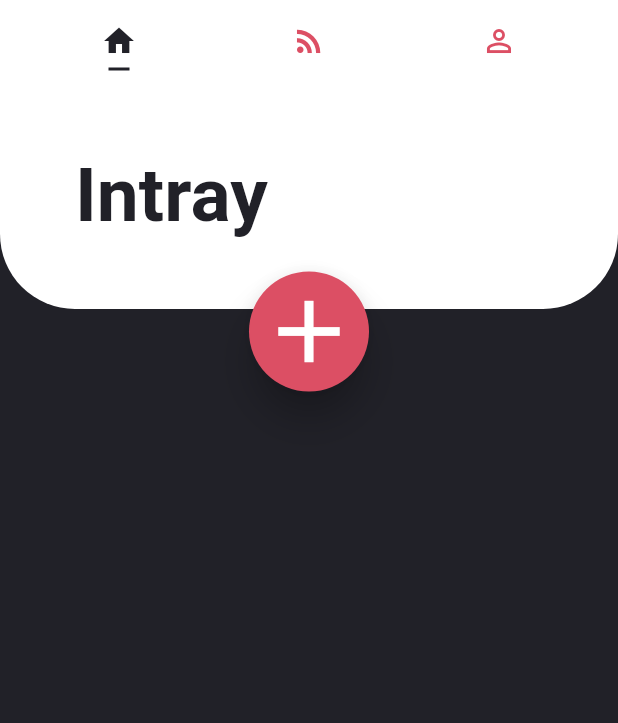
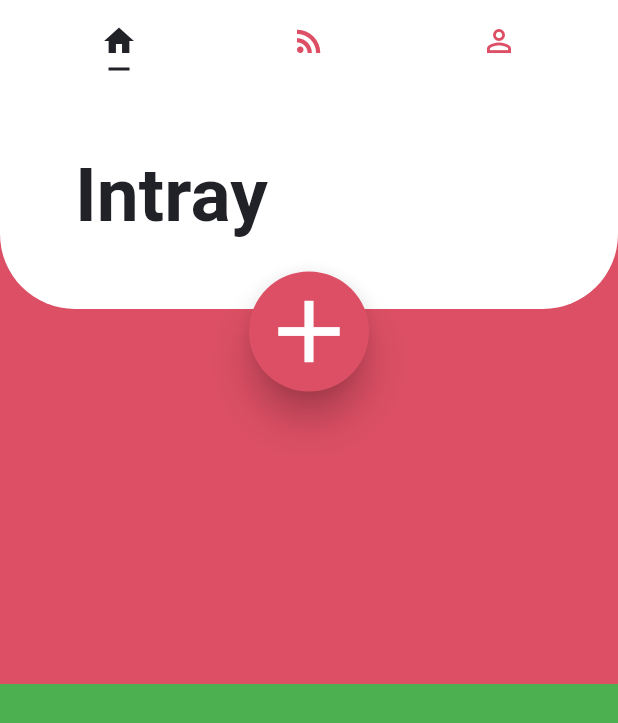
Before and after one commit to tajanthind/ToDo-App, a Flutter app: the screen it shows after launch, on a phone screen of 412 x 824 dp. Shown: the top 723 px of the screen. Run offline on Flutter 3.47's test engine with Material 2 defaults, Android fonts, the phone set to English and light mode, and no system bars; Roboto replaces fonts that are missing (Avenir).

Commit message:
new file:   lib/UI/Intray/intray_page.dart 	modified:   lib/main.dart

```diff
--- /dev/null
+++ b/lib/UI/Intray/intray_page.dart
@@ -0,0 +1,47 @@
+import 'package:flutter/material.dart';
+import 'package:todo_app/models/global.dart';
+
+class IntrayPage extends StatefulWidget {
+  IntrayPage({Key key, this.title}) : super(key: key);
+
+  final String title;
+
+  @override
+  _IntrayPageState createState() => _IntrayPageState();
+}
+
+class _IntrayPageState extends State<IntrayPage> {
+  @override
+  Widget build(BuildContext context) {
+    return Container(
+      color: darkGreyColor,
+      child: ListView(
+        padding: EdgeInsets.only(
+          top: 100,
+        ),
+        children: getList(),
+      ),
+    );
+  }
+
+  List<Widget> getList() {
+    return [
+      Container(
+        height: 300,
+        color: redColor,
+      ),
+      Container(
+        height: 600,
+        color: Colors.green,
+      ),
+      Container(
+        height: 400,
+        color: Colors.yellow,
+      ),
+      Container(
+        height: 200,
+        color: Colors.blue,
+      ),
+    ];
+  }
+}
--- a/lib/main.dart
+++ b/lib/main.dart
@@ -1,5 +1,6 @@
 import 'package:flutter/material.dart';
 import 'models/global.dart';
+import 'UI/Intray/intray_page.dart';
 
 void main() => runApp(MyApp());
 
@@ -40,9 +41,7 @@ class _MyHomePageState extends State<MyHomePage> {
               children: <Widget>[
                 TabBarView(
                   children: [
-                    new Container(
-                      color: darkGreyColor,
-                    ),
+                    IntrayPage(),
                     new Container(
                       color: Colors.orange,
                     ),
```
